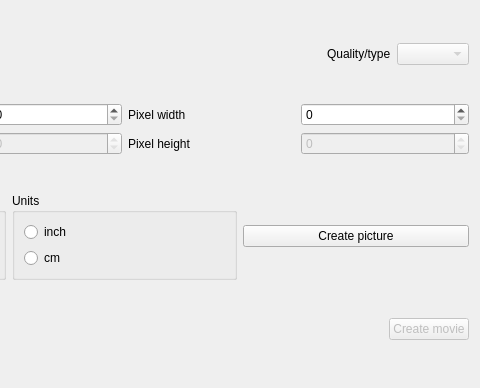
First picture: the form in iRASPA/camerapicturesform.ui, repository gnvramanarao/iRASPA-QT, before the edit; both pictures show x 231 to 711 and y 0 to 388 of the 711 by 388 pixel window.
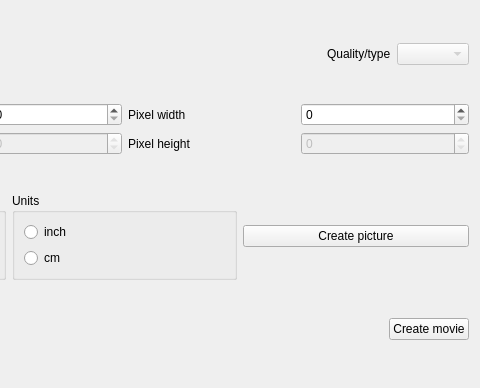
Second picture: the form after the edit.

```diff
--- a/iRASPA/camerapicturesform.ui
+++ b/iRASPA/camerapicturesform.ui
@@ -262,7 +262,7 @@
        <item>
         <widget class="QPushButton" name="createMoviePushButton">
          <property name="enabled">
-          <bool>false</bool>
+          <bool>true</bool>
          </property>
          <property name="text">
           <string>Create movie</string>
```
